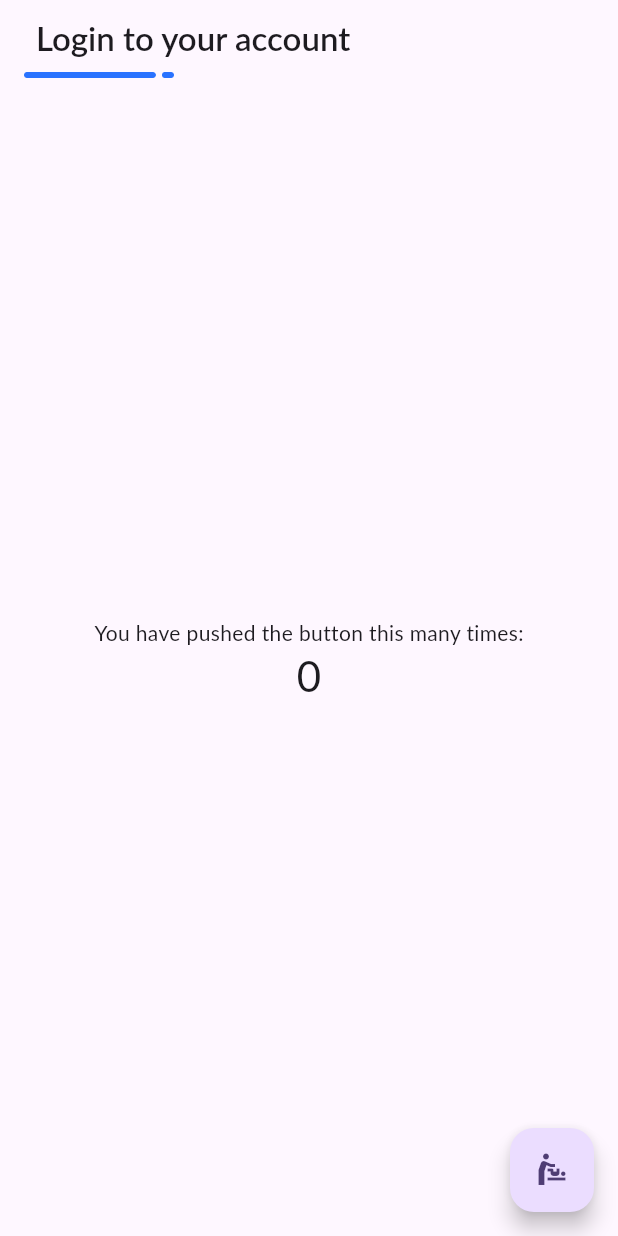
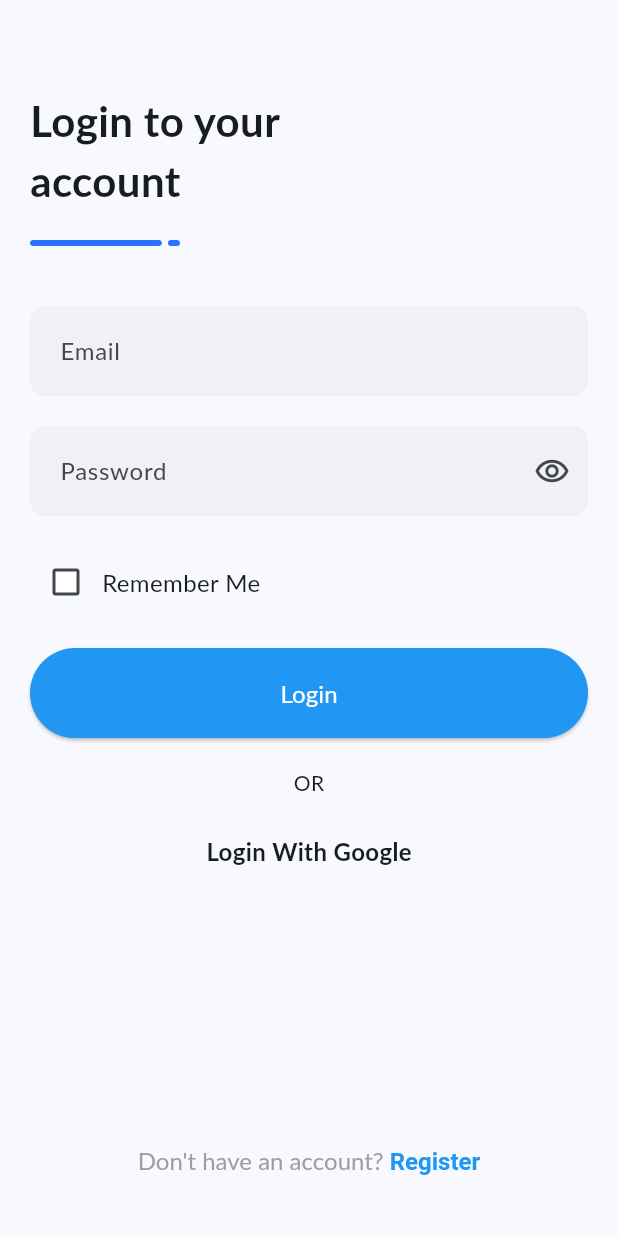
Before and after one commit to darororo/mobile-dev, a Flutter app: the screen it shows after launch, on a phone screen of 412 x 824 dp. Run offline on Flutter 3.47's test engine with Material 3 defaults, Android fonts, the phone set to English and light mode, and no system bars.

Commit message:
finish Assignment 02

```diff
--- /dev/null
+++ b/lib/checkbox/mycheckbox.dart
@@ -0,0 +1,39 @@
+import 'package:flutter/material.dart';
+
+class MyCheckbox extends StatefulWidget {
+  const MyCheckbox({super.key});
+
+  @override
+  State<MyCheckbox> createState() => _MyCheckboxState();
+}
+
+class _MyCheckboxState extends State<MyCheckbox> {
+  bool isChecked = false;
+
+  @override
+  Widget build(BuildContext context) {
+    Color getColor(Set<WidgetState> states) {
+      const Set<WidgetState> interactiveStates = <WidgetState>{
+        WidgetState.pressed,
+        WidgetState.hovered,
+        WidgetState.focused,
+        WidgetState.selected,
+      };
+      if (states.any(interactiveStates.contains)) {
+        return Colors.blue;
+      }
+      return Colors.white;
+    }
+
+    return Checkbox(
+      checkColor: Colors.white,
+      fillColor: WidgetStateProperty.resolveWith(getColor),
+      value: isChecked,
+      onChanged: (bool? value) {
+        setState(() {
+          isChecked = value!;
+        });
+      },
+    );
+  }
+}
--- a/lib/main.dart
+++ b/lib/main.dart
@@ -1,4 +1,5 @@
 import 'package:flutter/material.dart';
+import 'screens/login_screen.dart';
 
 void main() {
   runApp(const MyApp());
@@ -13,68 +14,10 @@ class MyApp extends StatelessWidget {
     return MaterialApp(
       title: 'Flutter Demo',
       theme: ThemeData(
-        colorScheme: ColorScheme.fromSeed(seedColor: Colors.deepPurple),
+        colorScheme: ColorScheme.fromSeed(seedColor: Colors.lightBlue),
         fontFamily: 'Lato',
       ),
-      home: const MyHomePage(title: 'Flutter Demo Home Page'),
+      home: const LoginScreen(),
     );
   }
 }
-
-class MyHomePage extends StatefulWidget {
-  const MyHomePage({super.key, required this.title});
-
-  final String title;
-
-  @override
-  State<MyHomePage> createState() => _MyHomePageState();
-}
-
-class _MyHomePageState extends State<MyHomePage> {
-  int _counter = 0;
-
-  void _incrementCounter() {
-    setState(() {
-      _counter++;
-    });
-  }
-
-  @override
-  Widget build(BuildContext context) {
-    return Scaffold(
-      appBar: AppBar(
-        title: Column(
-          mainAxisAlignment: MainAxisAlignment.start,
-          crossAxisAlignment: CrossAxisAlignment.start,
-          children: [
-            Padding(
-              padding: const EdgeInsets.all(8.0),
-              child: Text(
-                "Login to your account",
-                style: TextStyle(fontWeight: FontWeight.w600),
-              ),
-            ),
-            Image.asset('assets/images/accent.png', width: 100),
-          ],
-        ),
-      ),
-      body: Center(
-        child: Column(
-          mainAxisAlignment: MainAxisAlignment.center,
-          children: <Widget>[
-            const Text('You have pushed the button this many times:'),
-            Text(
-              '$_counter',
-              style: Theme.of(context).textTheme.headlineMedium,
-            ),
-          ],
-        ),
-      ),
-      floatingActionButton: FloatingActionButton(
-        onPressed: _incrementCounter,
-        tooltip: 'Increment jkhuyuiui',
-        child: const Icon(Icons.baby_changing_station),
-      ), // This trailing comma makes auto-formatting nicer for build methods.
-    );
-  }
-}
--- /dev/null
+++ b/lib/screens/login_screen.dart
@@ -0,0 +1,128 @@
+import 'package:flutter/material.dart';
+import 'package:tp2/checkbox/mycheckbox.dart';
+import '../textfield/filled_textfield.dart';
+import 'register_screen.dart';
+
+class LoginScreen extends StatefulWidget {
+  const LoginScreen({super.key});
+  @override
+  State<LoginScreen> createState() => _LoginScreenState();
+}
+
+class _LoginScreenState extends State<LoginScreen> {
+  @override
+  Widget build(BuildContext context) {
+    return Scaffold(
+      body: Padding(
+        padding: const EdgeInsets.only(
+          left: 20,
+          right: 20,
+          top: 40,
+          bottom: 20,
+        ),
+        child: Column(
+          crossAxisAlignment: CrossAxisAlignment.start,
+          children: <Widget>[
+            Column(
+              crossAxisAlignment: CrossAxisAlignment.start,
+              children: [
+                Padding(
+                  padding: const EdgeInsets.fromLTRB(0, 20, 0, 20),
+                  child: const Text(
+                    "Login to your \naccount",
+                    style: TextStyle(fontWeight: FontWeight.w800, fontSize: 28),
+                  ),
+                ),
+                Image.asset('assets/images/accent.png', width: 100),
+              ],
+            ),
+            SizedBox(height: 40),
+            Center(
+              child: Column(
+                spacing: 20,
+                children: [
+                  FilledTextfield(hintText: 'Email'),
+                  FilledTextfield(hintText: 'Password', showHideIcon: true),
+                ],
+              ),
+            ),
+            Padding(
+              padding: const EdgeInsets.fromLTRB(0, 20, 0, 20),
+              child: Row(
+                children: [
+                  MyCheckbox(),
+                  Text("Remember Me", style: TextStyle(fontSize: 16)),
+                ],
+              ),
+            ),
+            Center(
+              child: Row(
+                children: [
+                  Expanded(
+                    child: SizedBox(
+                      height: 60,
+                      child: ElevatedButton(
+                        onPressed: () {
+                          Navigator.push(
+                            context,
+                            MaterialPageRoute(
+                              builder: (context) => RegisterScreen(),
+                            ),
+                          );
+                        },
+                        style: ElevatedButton.styleFrom(
+                          backgroundColor: Colors.blue,
+                        ),
+                        child: Text(
+                          "Login",
+                          style: TextStyle(color: Colors.white, fontSize: 16),
+                        ),
+                      ),
+                    ),
+                  ),
+                ],
+              ),
+            ),
+            SizedBox(height: 20),
+            Center(
+              child: Column(
+                spacing: 24,
+                children: [
+                  Text('OR'),
+                  Text(
+                    "Login With Google",
+                    style: TextStyle(fontWeight: FontWeight.bold, fontSize: 16),
+                  ),
+                ],
+              ),
+            ),
+            Spacer(),
+            Container(
+              alignment: Alignment.bottomCenter,
+              padding: EdgeInsets.fromLTRB(0, 0, 0, 20),
+              child: RichText(
+                text: TextSpan(
+                  text: "Don't have an account? ",
+                  style: TextStyle(
+                    color: Colors.grey,
+                    fontFamily: "Lato",
+                    fontSize: 16,
+                  ),
+                  children: const <TextSpan>[
+                    TextSpan(
+                      text: 'Register',
+                      style: TextStyle(
+                        fontWeight: FontWeight.bold,
+                        color: Colors.blue,
+                      ),
+                    ),
+                  ],
+                ),
+              ),
+            ),
+          ],
+        ),
+      ),
+    );
+  }
+}
--- /dev/null
+++ b/lib/textfield/filled_textfield.dart
@@ -0,0 +1,29 @@
+import 'package:flutter/material.dart';
+
+class FilledTextfield extends StatelessWidget {
+  final String hintText;
+  final bool showHideIcon;
+
+  const FilledTextfield({
+    super.key,
+    required this.hintText,
+    this.showHideIcon = false,
+  });
+
+  @override
+  Widget build(BuildContext context) {
+    return TextField(
+      decoration: InputDecoration(
+        border: OutlineInputBorder(
+          borderRadius: BorderRadius.circular(10),
+          borderSide: BorderSide(style: BorderStyle.none, width: 0),
+        ),
+        suffixIcon: showHideIcon ? Icon(Icons.remove_red_eye_outlined) : null,
+        hintText: hintText,
+        filled: true,
+        fillColor: Color.fromARGB(255, 241, 241, 245),
+        contentPadding: EdgeInsets.fromLTRB(16, 20, 20, 16),
+      ),
+    );
+  }
+}
```
Also changed, not shown: lib/screens/register_screen.dart (added, +134 -0 lines).
